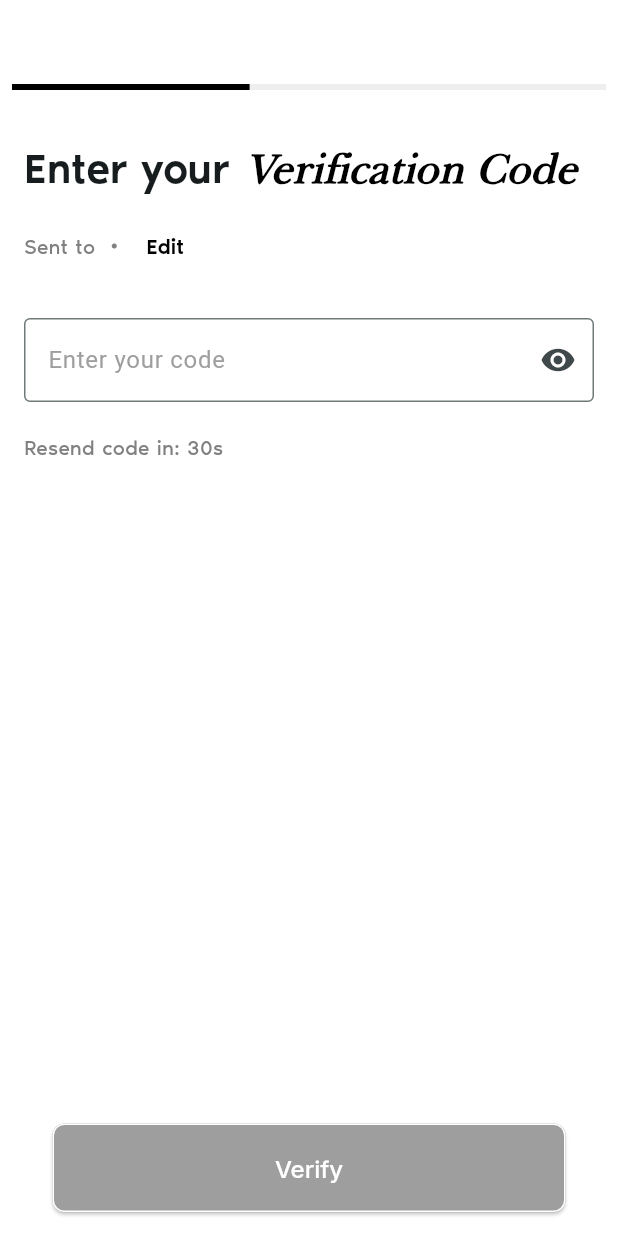
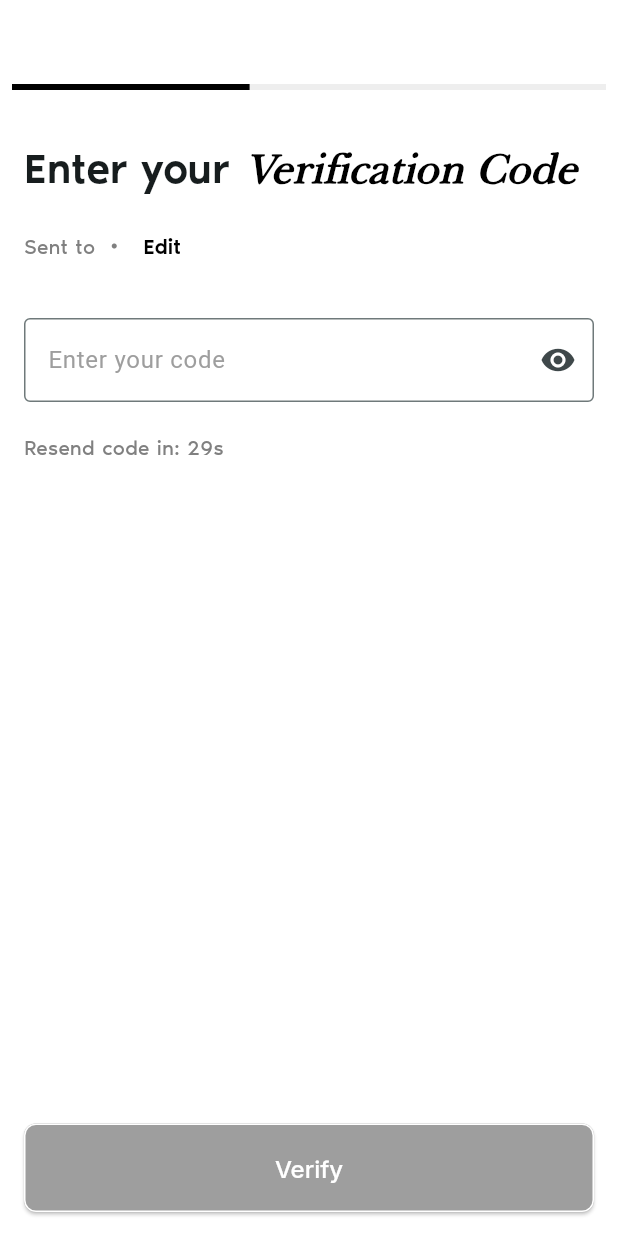
Before and after one commit to ayushdiitr/filipino-app, a Flutter app: the Otpscreen screen opened directly with empty values, on a phone screen of 412 x 824 dp. Run offline on Flutter 3.47's test engine with Material 3 defaults, Android fonts, the phone set to English and light mode, and no system bars; our stand-ins replace flutter_holo_date_picker, geolocator, google_fonts, intl_phone_field, permission_handler, shared_preferences; accounts and stored records are empty.

Commit message:
last changes

```diff
--- a/lib/main.dart
+++ b/lib/main.dart
@@ -51,7 +51,7 @@ class MyApp extends StatelessWidget {
         useMaterial3: true,
       ),
       debugShowCheckedModeBanner: false,
-      home: const PhoneLogin(),
+      home: const LoginScreen(),
     );
   }
 }
--- a/lib/src/ui/screens/splash/otpscreen.dart
+++ b/lib/src/ui/screens/splash/otpscreen.dart
@@ -28,12 +28,27 @@ class _OtpscreenState extends State<Otpscreen> {
   void initState() {
     super.initState();
     _isHidden = true;
+    _startTimer();
   }
 
   @override
   void dispose() {
     _timer?.cancel(); // Cancel the timer when the widget is disposed
     super.dispose();
+  }
+
+  void _startTimer() {
+    _timer = Timer.periodic(const Duration(seconds: 1), (timer) {
+      if (_remainingTime == 0) {
+        // if (mounted) {
+        // }
+        _timer?.cancel();
+      } else {
+        setState(() {
+          _remainingTime--;
+        });
+      }
+    });
   }
 
   void _toggleOtpView() {
@@ -155,6 +170,7 @@ class _OtpscreenState extends State<Otpscreen> {
       if (response.statusCode != 200) {
         Navigator.pop(context);
         _remainingTime = 45;
+        _startTimer();
       } else {
         ScaffoldMessenger.of(context).showSnackBar(
           const SnackBar(
@@ -256,7 +272,7 @@ class _OtpscreenState extends State<Otpscreen> {
                               size: 4,
                               color: Color(0xFF808080), // Adjust size as needed
                             ),
-                            // const SizedBox(width: 4),
+                            const SizedBox(width: 6),
                             Padding(
                               padding: const EdgeInsets.only(right: 4.0),
                               child: TextButton(
@@ -269,6 +285,11 @@ class _OtpscreenState extends State<Otpscreen> {
                                     ),
                                   );
                                 },
+                                style: TextButton.styleFrom(
+                                  padding: EdgeInsets.zero,
+                                  backgroundColor: Colors.transparent,
+                                  minimumSize: Size.zero,
+                                ),
                                 child: const Text(
                                   'Edit',
                                   style: TextStyle(
@@ -328,7 +349,20 @@ class _OtpscreenState extends State<Otpscreen> {
                     child: Row(
                       mainAxisAlignment: MainAxisAlignment.spaceBetween,
                       children: [
-                        Text(
+                        _remainingTime == 0
+                            ? TextButton(
+                                onPressed: _showTimeUpDialog,
+                                child: const Text(
+                                  'Resend code',
+                                  style: TextStyle(
+                                    fontFamily: 'NoirPro',
+                                    fontSize: 14,
+                                    fontWeight: FontWeight.w400,
+                                    color: Colors.black,
+                                  ),
+                                ),
+                              )
+                            : Text(
                                 'Resend code in: ${_remainingTime}s',
                                 style: const TextStyle(
                                   fontFamily: 'NoirPro',
@@ -350,7 +384,7 @@ class _OtpscreenState extends State<Otpscreen> {
               padding:
                   const EdgeInsets.symmetric(horizontal: 16.0, vertical: 16.0),
               child: FractionallySizedBox(
-                widthFactor: 0.9,
+                widthFactor: 1,
                 child: ElevatedButton(
                   onPressed: isButtonEnabled
                       ? () => _verifyOtp()
```
Also changed, not shown: images/SignupImage.png. Lines whose indentation alone changed are shown as unchanged.
